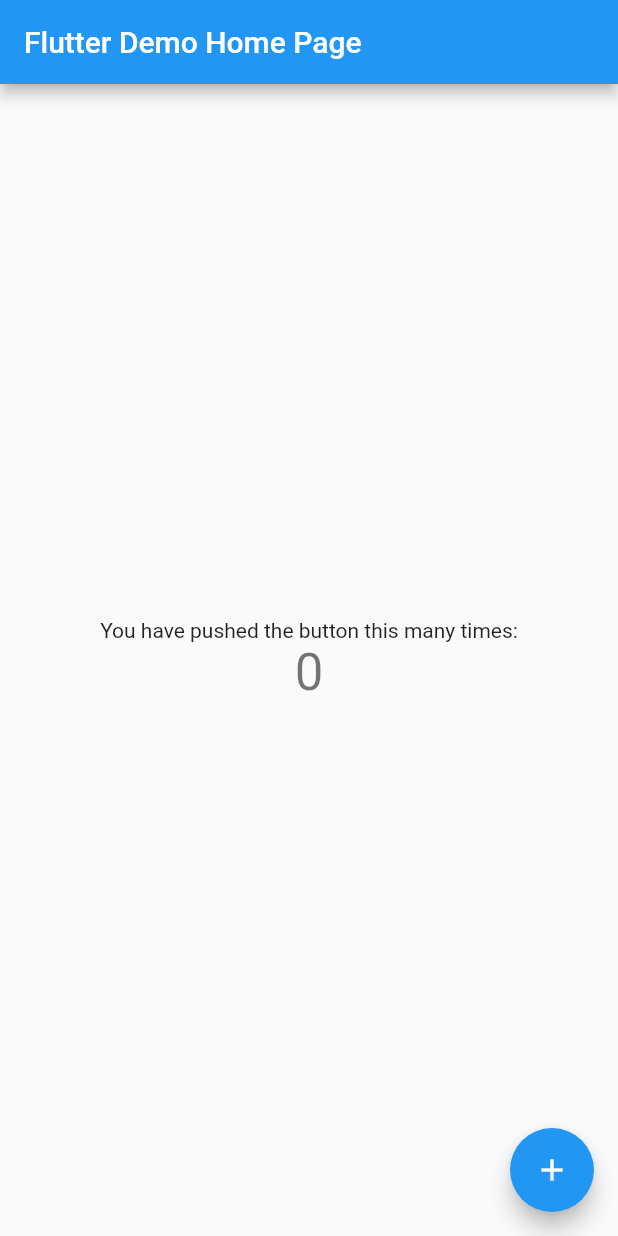
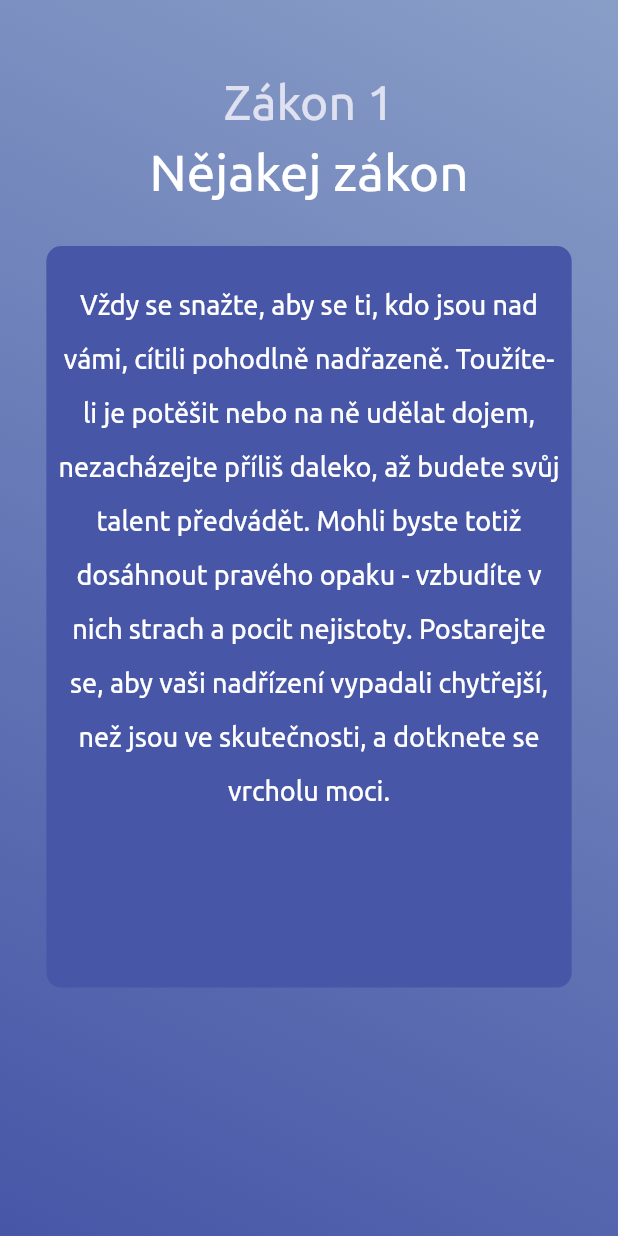
Before and after one commit to marekprochazka/48-Laws-Daily, a Flutter app: the screen it shows after launch, on a phone screen of 412 x 824 dp. Run offline on Flutter 3.47's test engine with Material 2 defaults, Android fonts, the phone set to English and light mode, and no system bars; project files that could hold a hidden picture were left out.

Commit message:
graphics baby steps

```diff
--- a/app/lib/main.dart
+++ b/app/lib/main.dart
@@ -1,3 +1,4 @@
+import 'package:app/src/pages/law_detail/law_detail.dart';
 import 'package:flutter/material.dart';
 
 void main() {
@@ -11,6 +12,7 @@ class MyApp extends StatelessWidget {
     return MaterialApp(
         title: 'Flutter Demo',
         theme: ThemeData(
+          fontFamily: "Ubuntu",
           // This is the theme of your application.
           //
           // Try running your application with "flutter run". You'll see the
@@ -22,92 +24,20 @@ class MyApp extends StatelessWidget {
           // is not restarted.
           primarySwatch: Colors.blue,
         ),
-      home: MyHomePage(title: 'Flutter Demo Home Page'),
-    );
+        home: Scaffold(
+          body: Container(
+            height: double.infinity,
+            width: double.infinity,
+            decoration: BoxDecoration(
+                gradient: LinearGradient(
+                    begin: Alignment.topRight,
+                    end: Alignment.bottomLeft,
+                    colors: <Color>[Color(0xFF899EC7), Color(0xFF4756A7)],
+                    stops: [0.0, 1.0])),
+            child: SafeArea(
+              child: LawDetail(),
+            ),
+          ),
+        ));
   }
 }
-
-class MyHomePage extends StatefulWidget {
-  MyHomePage({Key key, this.title}) : super(key: key);
-
-  // This widget is the home page of your application. It is stateful, meaning
-  // that it has a State object (defined below) that contains fields that affect
-  // how it looks.
-
-  // This class is the configuration for the state. It holds the values (in this
-  // case the title) provided by the parent (in this case the App widget) and
-  // used by the build method of the State. Fields in a Widget subclass are
-  // always marked "final".
-
-  final String title;
-
-  @override
-  _MyHomePageState createState() => _MyHomePageState();
-}
-
-class _MyHomePageState extends State<MyHomePage> {
-  int _counter = 0;
-
-  void _incrementCounter() {
-    setState(() {
-      // This call to setState tells the Flutter framework that something has
-      // changed in this State, which causes it to rerun the build method below
-      // so that the display can reflect the updated values. If we changed
-      // _counter without calling setState(), then the build method would not be
-      // called again, and so nothing would appear to happen.
-      _counter++;
-    });
-  }
-
-  @override
-  Widget build(BuildContext context) {
-    // This method is rerun every time setState is called, for instance as done
-    // by the _incrementCounter method above.
-    //
-    // The Flutter framework has been optimized to make rerunning build methods
-    // fast, so that you can just rebuild anything that needs updating rather
-    // than having to individually change instances of widgets.
-    return Scaffold(
-      appBar: AppBar(
-        // Here we take the value from the MyHomePage object that was created by
-        // the App.build method, and use it to set our appbar title.
-        title: Text(widget.title),
-      ),
-      body: Center(
-        // Center is a layout widget. It takes a single child and positions it
-        // in the middle of the parent.
-        child: Column(
-          // Column is also a layout widget. It takes a list of children and
-          // arranges them vertically. By default, it sizes itself to fit its
-          // children horizontally, and tries to be as tall as its parent.
-          //
-          // Invoke "debug painting" (press "p" in the console, choose the
-          // "Toggle Debug Paint" action from the Flutter Inspector in Android
-          // Studio, or the "Toggle Debug Paint" command in Visual Studio Code)
-          // to see the wireframe for each widget.
-          //
-          // Column has various properties to control how it sizes itself and
-          // how it positions its children. Here we use mainAxisAlignment to
-          // center the children vertically; the main axis here is the vertical
-          // axis because Columns are vertical (the cross axis would be
-          // horizontal).
-          mainAxisAlignment: MainAxisAlignment.center,
-          children: <Widget>[
-            Text(
-              'You have pushed the button this many times:',
-            ),
-            Text(
-              '$_counter',
-              style: Theme.of(context).textTheme.headline4,
-            ),
-          ],
-        ),
-      ),
-      floatingActionButton: FloatingActionButton(
-        onPressed: _incrementCounter,
-        tooltip: 'Increment',
-        child: Icon(Icons.add),
-      ), // This trailing comma makes auto-formatting nicer for build methods.
-    );
-  }
-}
--- /dev/null
+++ b/app/lib/src/pages/law_detail/law_detail.dart
@@ -0,0 +1,48 @@
+import 'package:app/src/pages/law_detail/widgets/law_text.dart';
+import 'package:flutter/material.dart';
+
+class LawDetail extends StatelessWidget {
+  @override
+  Widget build(BuildContext context) {
+    return Container(
+      child: Column(
+        children: [
+          Padding(
+            padding: const EdgeInsets.only(
+              top: 50.0,
+            ),
+            child: Center(
+              child: Text(
+                "Zákon 1",
+                style: TextStyle(
+                  color: Color(0xFFDFE1F1),
+                  fontSize: 32.0,
+                ),
+              ),
+            ),
+          ),
+          Padding(
+            padding: const EdgeInsets.only(
+              top: 8.0,
+            ),
+            child: Center(
+              child: Text(
+                "Nějakej zákon",
+                style: TextStyle(
+                  color: Colors.white,
+                  fontSize: 34.0,
+                ),
+              ),
+            ),
+          ),
+          Padding(
+            padding: const EdgeInsets.only(
+              top: 30.0,
+            ),
+            child: LawText(),
+          )
+        ],
+      ),
+    );
+  }
+}
--- /dev/null
+++ b/app/lib/src/pages/law_detail/widgets/law_text.dart
@@ -0,0 +1,36 @@
+import 'package:flutter/material.dart';
+
+class LawText extends StatelessWidget {
+  @override
+  Widget build(BuildContext context) {
+    final appWidth = MediaQuery.of(context).size.width;
+    final appHeight = MediaQuery.of(context).size.height;
+
+    final temporaryText =
+        "Vždy se snažte, aby se ti, kdo jsou nad vámi, cítili pohodlně nadřazeně. Toužíte-li je potěšit nebo na ně udělat dojem, nezacházejte příliš daleko, až budete svůj talent předvádět. Mohli byste totiž dosáhnout pravého opaku - vzbudíte v nich strach a pocit nejistoty. Postarejte se, aby vaši nadřízení vypadali chytřejší, než jsou ve skutečnosti, a dotknete se vrcholu moci.";
+
+    return Flexible(
+      child: Container(
+        width: appWidth * 0.85,
+        height: appHeight * 0.60,
+        decoration: BoxDecoration(
+            color: Color(0xFF4756A7), borderRadius: BorderRadius.circular(10)),
+        child: Padding(
+          padding: const EdgeInsets.symmetric(
+            vertical: 16.0,
+            horizontal: 8.0,
+          ),
+          child: Text(
+            temporaryText,
+            textAlign: TextAlign.center,
+            style: TextStyle(
+              color: Colors.white,
+              height: 2,
+              fontSize: 18,
+            ),
+          ),
+        ),
+      ),
+    );
+  }
+}
```
Also changed, not shown: app/pubspec.yaml (+10 -3 lines), app/fonts/Ubuntu-Bold.ttf (added), app/fonts/Ubuntu-BoldItalic.ttf (added), app/fonts/Ubuntu-Italic.ttf (added), app/fonts/Ubuntu-Light.ttf (added), app/fonts/Ubuntu-LightItalic.ttf (added), app/fonts/Ubuntu-Medium.ttf (added), app/fonts/Ubuntu-MediumItalic.ttf (added), app/fonts/Ubuntu-Regular.ttf (added). Lines whose indentation alone changed are shown as unchanged.
